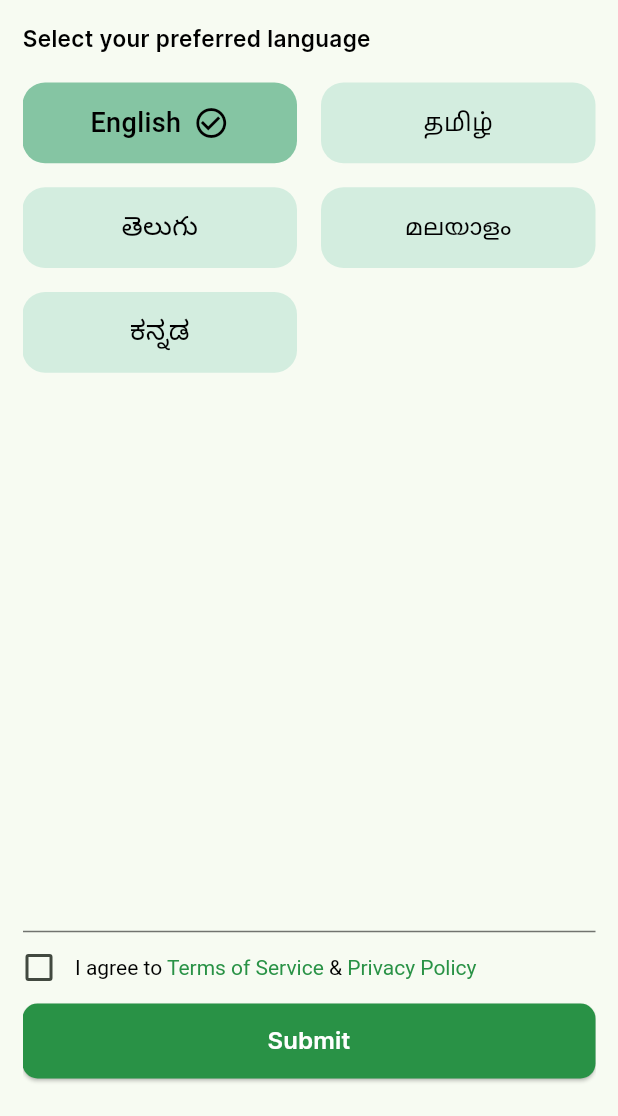
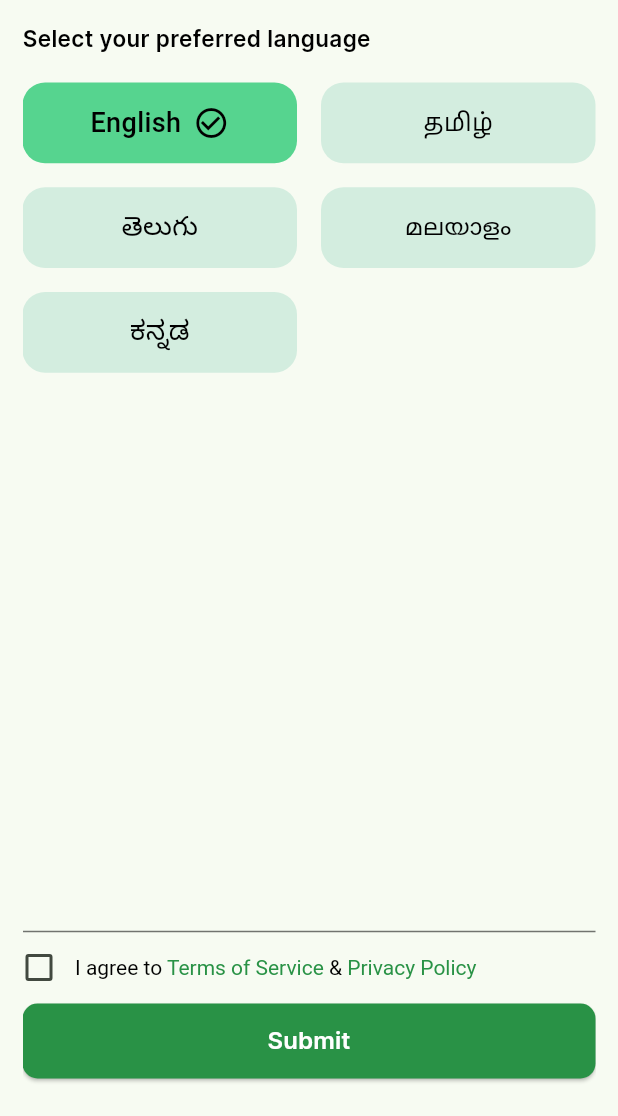
Before and after one commit to nivyragavan/agri_genesis, a Flutter app: the LanguageScreen screen opened directly, on a phone screen of 412 x 824 dp, the part 120-1236 px from its top. Run offline on Flutter 3.47's test engine with Material 3 defaults, Android fonts, the phone set to English and light mode, and no system bars; our stand-ins replace get, get_storage; missing offline and left inert: svg_flutter; accounts and stored records are empty.

Commit message:
color changed

```diff
--- a/lib/constant/color.dart
+++ b/lib/constant/color.dart
@@ -3,7 +3,7 @@
 const primaryColor = Color(0xff299246);
 const secondaryColor = Color(0xffD3EDDF);
 const blueColor = Color(0xff8CCAF5);
-const oliveColor = Color(0xff85C5A3);
+const oliveColor = Color(0xff56D48F);
 const orangeColor = Color(0xffEF9920);
 const redColor = Color(0xffD4181D);
 const yellowColor = Color(0xffF6FB05);
```
